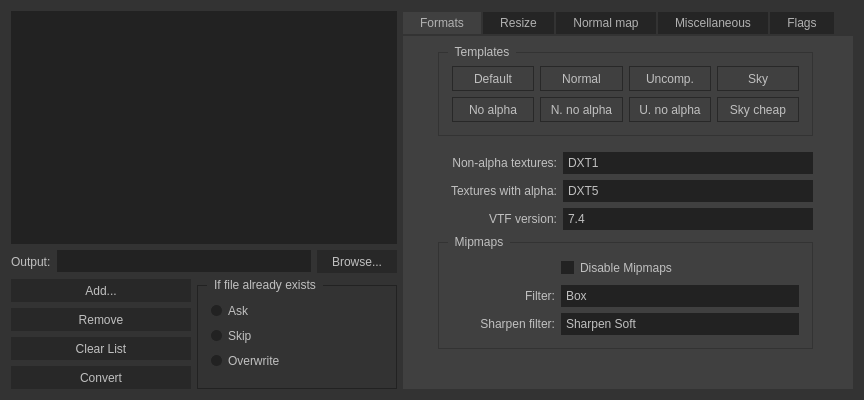
The window that ui/conversiondialog.ui (Dima-369/VMT-Editor) describes before a commit, drawn with Qt 5.
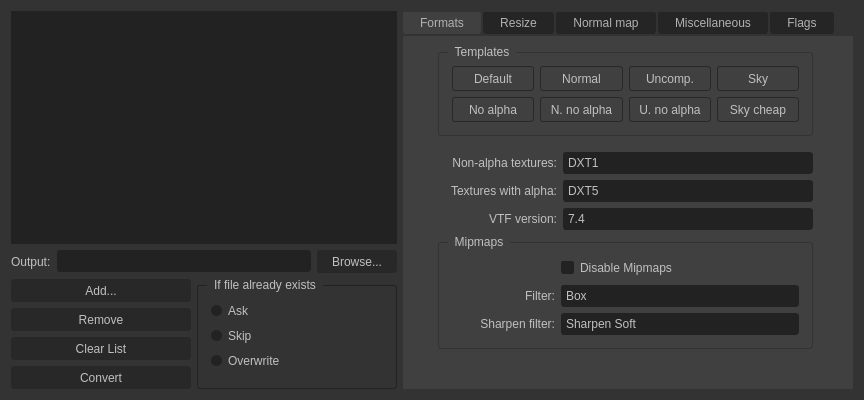
The same window after the commit. Icons and pictures are not drawn.

```diff
--- a/ui/conversiondialog.ui
+++ b/ui/conversiondialog.ui
@@ -14,6 +14,9 @@
    <font>
     <family>Segoe UI</family>
     <pointsize>9</pointsize>
+    <weight>50</weight>
+    <italic>false</italic>
+    <bold>false</bold>
     <kerning>true</kerning>
    </font>
   </property>
@@ -33,6 +36,7 @@
 {
 	font: 9pt &quot;Segoe UI&quot;;
     color: silver;
+	border-radius: 3px;
 }
 
 QGroupBox {
@@ -113,6 +117,7 @@
     min-width: 5px;
  	min-height: 5px;
 	border: 1px solid #404040;
+    border-radius: 3px;
 }
 
 QScrollBar::handle:hover
@@ -164,7 +169,7 @@
     background-color: #222;
     color: silver;
     border: 0px solid #555;
-	border-radius: 0px;
+	border-radius: 3px;
 }
 
 /* Suspicious stuff 
@@ -251,6 +256,7 @@
     border: 1px solid #222;
     width: 11px;
     height: 11px;
+   border-radius: 2px;
 }
 
 QRadioButton::indicator:checked:hover
@@ -393,7 +399,6 @@
     background-color: #222;
     border-style: solid;
     border: 1px solid #222;
-    border-radius: 0px;
     padding: 2px;
 	padding-left: 4px;
 	outline: 0;
@@ -1161,6 +1166,15 @@
           </color>
          </brush>
         </colorrole>
+        <colorrole role="PlaceholderText">
+         <brush brushstyle="NoBrush">
+          <color alpha="128">
+           <red>192</red>
+           <green>192</green>
+           <blue>192</blue>
+          </color>
+         </brush>
+        </colorrole>
        </active>
        <inactive>
         <colorrole role="WindowText">
@@ -1217,6 +1231,15 @@
           </color>
          </brush>
         </colorrole>
+        <colorrole role="PlaceholderText">
+         <brush brushstyle="NoBrush">
+          <color alpha="128">
+           <red>192</red>
+           <green>192</green>
+           <blue>192</blue>
+          </color>
+         </brush>
+        </colorrole>
        </inactive>
        <disabled>
         <colorrole role="WindowText">
@@ -1273,6 +1296,15 @@
           </color>
          </brush>
         </colorrole>
+        <colorrole role="PlaceholderText">
+         <brush brushstyle="NoBrush">
+          <color alpha="128">
+           <red>192</red>
+           <green>192</green>
+           <blue>192</blue>
+          </color>
+         </brush>
+        </colorrole>
        </disabled>
       </palette>
      </property>
@@ -1280,6 +1312,9 @@
       <font>
        <family>Segoe UI</family>
        <pointsize>9</pointsize>
+       <weight>50</weight>
+       <italic>false</italic>
+       <bold>false</bold>
       </font>
      </property>
      <property name="styleSheet">
@@ -1297,7 +1332,7 @@
     padding-top: 4px;
 	left: -1px;
     padding-bottom: 4px;
-    
+    border-radius: 3px;
 }
 
  QTabWidget::tab-bar {
```
Left out of the diff: 18 changed lines with no effect on the pictures.
